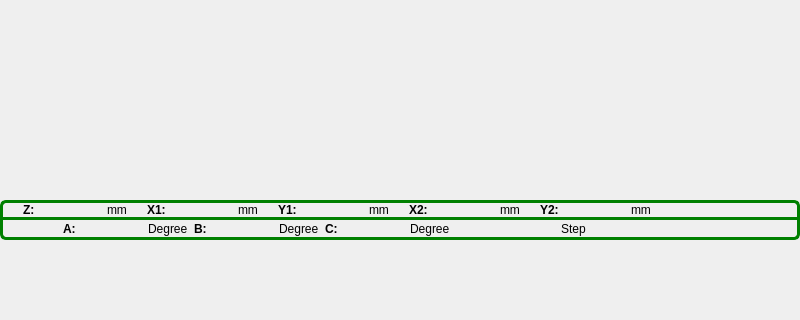
This is mainframe.ui in GaussCheng/2-5AxisPunch as Qt 5 draws it before an edit; both pictures show x 0 to 800 and y 280 to 600 of the 800 by 600 pixel window. The edited form follows.
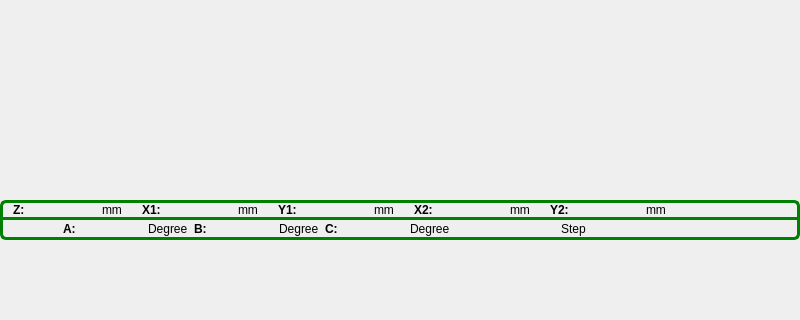
This is the edited form. Custom widgets are drawn as their Qt base class.

The edit to the form file:
```diff
--- a/mainframe.ui
+++ b/mainframe.ui
@@ -160,13 +160,13 @@
        <number>6</number>
       </property>
       <property name="leftMargin">
-       <number>20</number>
+       <number>10</number>
       </property>
       <property name="topMargin">
        <number>0</number>
       </property>
       <property name="rightMargin">
-       <number>20</number>
+       <number>10</number>
       </property>
       <property name="bottomMargin">
        <number>0</number>
@@ -188,13 +188,13 @@
        <widget class="QLabel" name="zPosLabel">
         <property name="minimumSize">
          <size>
-          <width>60</width>
+          <width>65</width>
           <height>0</height>
          </size>
         </property>
         <property name="maximumSize">
          <size>
-          <width>60</width>
+          <width>65</width>
           <height>16777215</height>
          </size>
         </property>
@@ -233,13 +233,13 @@
        <widget class="QLabel" name="xPosLabel">
         <property name="minimumSize">
          <size>
-          <width>60</width>
+          <width>65</width>
           <height>0</height>
          </size>
         </property>
         <property name="maximumSize">
          <size>
-          <width>60</width>
+          <width>65</width>
           <height>16777215</height>
          </size>
         </property>
@@ -278,13 +278,13 @@
        <widget class="QLabel" name="yPosLabel">
         <property name="minimumSize">
          <size>
-          <width>60</width>
+          <width>65</width>
           <height>0</height>
          </size>
         </property>
         <property name="maximumSize">
          <size>
-          <width>60</width>
+          <width>65</width>
           <height>16777215</height>
          </size>
         </property>
@@ -323,13 +323,13 @@
        <widget class="QLabel" name="pPosLabel">
         <property name="minimumSize">
          <size>
-          <width>60</width>
+          <width>65</width>
           <height>0</height>
          </size>
         </property>
         <property name="maximumSize">
          <size>
-          <width>60</width>
+          <width>65</width>
           <height>16777215</height>
          </size>
         </property>
@@ -368,13 +368,13 @@
        <widget class="QLabel" name="qPosLabel">
         <property name="minimumSize">
          <size>
-          <width>60</width>
+          <width>65</width>
           <height>0</height>
          </size>
         </property>
         <property name="maximumSize">
          <size>
-          <width>60</width>
+          <width>65</width>
           <height>16777215</height>
          </size>
         </property>
```
Left out of the diff: 11 changed lines with no effect on the pictures.
